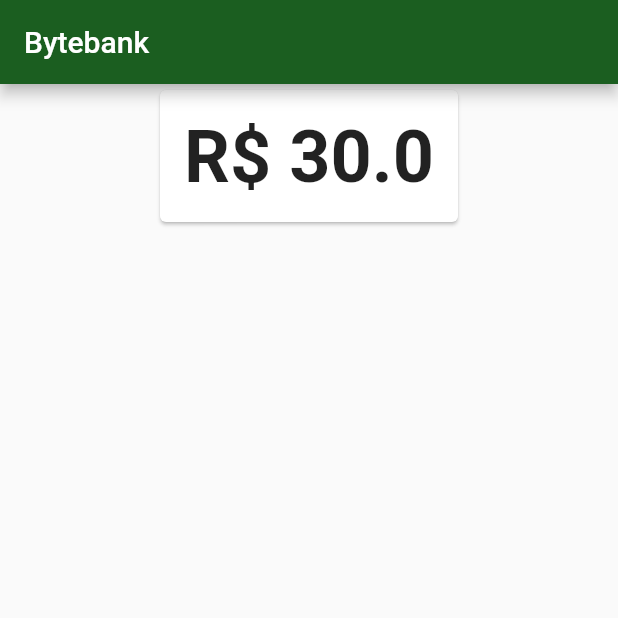
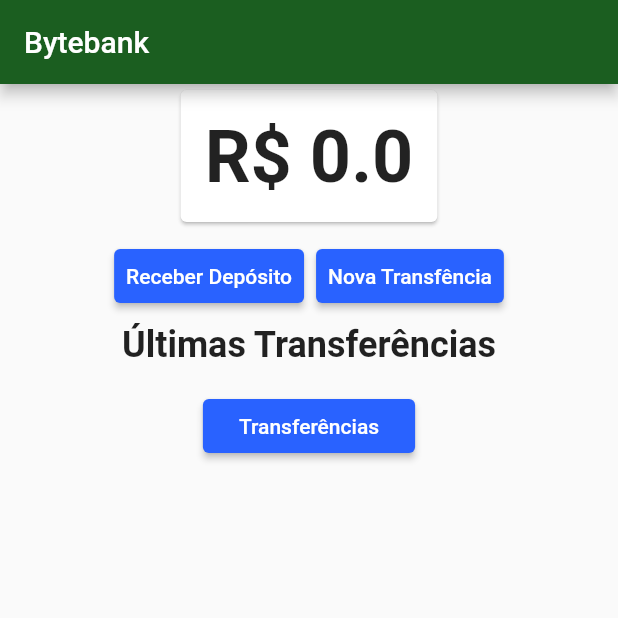
Before and after one commit to adilsonoj/bytebank, a Flutter app: the screen it shows after launch, on a phone screen of 412 x 824 dp, the top half of it. Run offline on Flutter 3.47's test engine with Material 2 defaults, Android fonts, the phone set to English and light mode, and no system bars; our stand-ins replace google_sign_in, sqflite; accounts and stored records are empty.

```diff
--- a/lib/components/login/google.dart
+++ b/lib/components/login/google.dart
@@ -5,9 +5,6 @@
 // ignore_for_file: public_member_api_docs
 
 import 'dart:async';
-import 'dart:convert' show json;
-
-import "package:http/http.dart" as http;
 import 'package:flutter/material.dart';
 import 'package:google_sign_in/google_sign_in.dart';
 
--- a/lib/models/saldo.dart
+++ b/lib/models/saldo.dart
@@ -1,7 +1,21 @@
-class Saldo {
-  final double value;
+import 'package:flutter/material.dart';
+
+class Saldo extends ChangeNotifier {
+  double value;
 
   Saldo(this.value);
+
+  void add(double value) {
+    this.value += value;
+
+    notifyListeners();
+  }
+
+  void sub(double value) {
+    this.value -= value;
+
+    notifyListeners();
+  }
 
   @override
   String toString() => 'R\$ $value';
--- /dev/null
+++ b/lib/models/transferencies.dart
@@ -0,0 +1,14 @@
+import 'package:bytebank/models/transferency.dart';
+import 'package:flutter/material.dart';
+
+class Transferencies extends ChangeNotifier {
+  final List<Transferency> _transferencies = [];
+
+  List<Transferency> get transferencies => _transferencies;
+
+  add(Transferency transferency) {
+    transferencies.add(transferency);
+
+    notifyListeners();
+  }
+}
--- /dev/null
+++ b/lib/screen/conta/dashboard_transferency.dart
@@ -0,0 +1,43 @@
+import 'package:bytebank/screen/conta/deposito_form.dart';
+import 'package:bytebank/screen/conta/last_transferencies.dart';
+import 'package:bytebank/screen/conta/saldo.dart';
+import 'package:bytebank/screen/conta/transferency_form.dart';
+import 'package:flutter/material.dart';
+
+class DashboardTransferencia extends StatelessWidget {
+  @override
+  Widget build(BuildContext context) {
+    return Scaffold(
+        appBar: AppBar(
+          title: Text('Bytebank'),
+        ),
+        body: ListView(children: [
+          Align(
+            alignment: Alignment.topCenter,
+            child: SaldoCard(),
+          ),
+          ButtonBar(
+            alignment: MainAxisAlignment.center,
+            children: [
+              RaisedButton(
+                child: Text('Receber Depósito'),
+                onPressed: () {
+                  Navigator.push(context, MaterialPageRoute(builder: (context) {
+                    return DepositoForm();
+                  }));
+                },
+              ),
+              RaisedButton(
+                child: Text('Nova Transfência'),
+                onPressed: () {
+                  Navigator.push(context, MaterialPageRoute(builder: (context) {
+                    return TransferencyForm();
+                  }));
+                },
+              ),
+            ],
+          ),
+          LastTransferencies(),
+        ]));
+  }
+}
--- /dev/null
+++ b/lib/screen/conta/last_transferencies.dart
@@ -0,0 +1,39 @@
+import 'package:bytebank/models/transferencies.dart';
+import 'package:bytebank/screen/conta/transferency_list.dart';
+import 'package:flutter/material.dart';
+import 'package:provider/provider.dart';
+
+class LastTransferencies extends StatelessWidget {
+  @override
+  Widget build(BuildContext context) {
+    return Column(
+      children: [
+        Text(
+          'Últimas Transferências',
+          style: TextStyle(fontWeight: FontWeight.bold, fontSize: 24.0),
+        ),
+        Consumer<Transferencies>(builder: (context, transferencies, child) {
+          final itemCount = transferencies.transferencies.length;
+          final lastTransferencies =
+              transferencies.transferencies.reversed.toList();
+          return ListView.builder(
+            padding: const EdgeInsets.all(8.0),
+            shrinkWrap: true,
+            itemBuilder: (context, index) {
+              return TransferencyItem(lastTransferencies[index]);
+            },
+            itemCount: itemCount < 2 ? itemCount : 2,
+          );
+        }),
+        RaisedButton(
+          child: Text('Transferências'),
+          onPressed: () {
+            Navigator.push(context, MaterialPageRoute(builder: (context) {
+              return TransferencyList();
+            }));
+          },
+        ),
+      ],
+    );
+  }
+}
--- /dev/null
+++ b/lib/screen/conta/saldo.dart
@@ -0,0 +1,29 @@
+import 'package:bytebank/models/saldo.dart';
+import 'package:flutter/material.dart';
+import 'package:provider/provider.dart';
+
+class SaldoCard extends StatelessWidget {
+  final Saldo saldo;
+
+  const SaldoCard({this.saldo});
+
+  @override
+  Widget build(BuildContext context) {
+    return Card(
+      child: Padding(
+          padding: EdgeInsets.all(16.0),
+          child: Consumer<Saldo>(
+            builder: (context, valor, child) {
+              return Text(
+                valor.toString(),
+                textAlign: TextAlign.center,
+                style: TextStyle(
+                  fontSize: 48.0,
+                  fontWeight: FontWeight.bold,
+                ),
+              );
+            },
+          )),
+    );
+  }
+}
--- a/lib/screen/transferency/dashboard_transferency.dart
+++ /dev/null
@@ -1,19 +0,0 @@
-import 'package:bytebank/models/saldo.dart';
-import 'package:bytebank/screen/transferency/saldo.dart';
-import 'package:flutter/material.dart';
-
-class DashboardTransferencia extends StatelessWidget {
-  @override
-  Widget build(BuildContext context) {
-    return Scaffold(
-        appBar: AppBar(
-          title: Text('Bytebank'),
-        ),
-        body: Align(
-          alignment: Alignment.topCenter,
-          child: SaldoCard(
-            saldo: Saldo(30.0),
-          ),
-        ));
-  }
-}
--- a/lib/screen/transferency/saldo.dart
+++ /dev/null
@@ -1,25 +0,0 @@
-import 'package:bytebank/models/saldo.dart';
-import 'package:flutter/material.dart';
-
-class SaldoCard extends StatelessWidget {
-  final Saldo saldo;
-
-  const SaldoCard({this.saldo});
-
-  @override
-  Widget build(BuildContext context) {
-    return Card(
-      child: Padding(
-        padding: EdgeInsets.all(16.0),
-        child: Text(
-          saldo.toString(),
-          textAlign: TextAlign.center,
-          style: TextStyle(
-            fontSize: 48.0,
-            fontWeight: FontWeight.bold,
-          ),
-        ),
-      ),
-    );
-  }
-}
--- a/pubspec.yaml
+++ b/pubspec.yaml
@@ -27,6 +27,7 @@ dependencies:
   http: ^0.12.2
   sqflite:
   path:
+  provider:
 
   # The following adds the Cupertino Icons font to your application.
   # Use with the CupertinoIcons class for iOS style icons.
```
Also changed, not shown: lib/main.dart (+17 -4 lines), lib/screen/conta/deposito_form.dart (added, +51 -0 lines), lib/screen/conta/transferency_form.dart (added, +68 -0 lines), lib/screen/conta/transferency_list.dart (added, +52 -0 lines), lib/screen/transferency/form.dart (deleted, +0 -63 lines), lib/screen/transferency/list.dart (deleted, +0 -63 lines), pubspec.lock.
